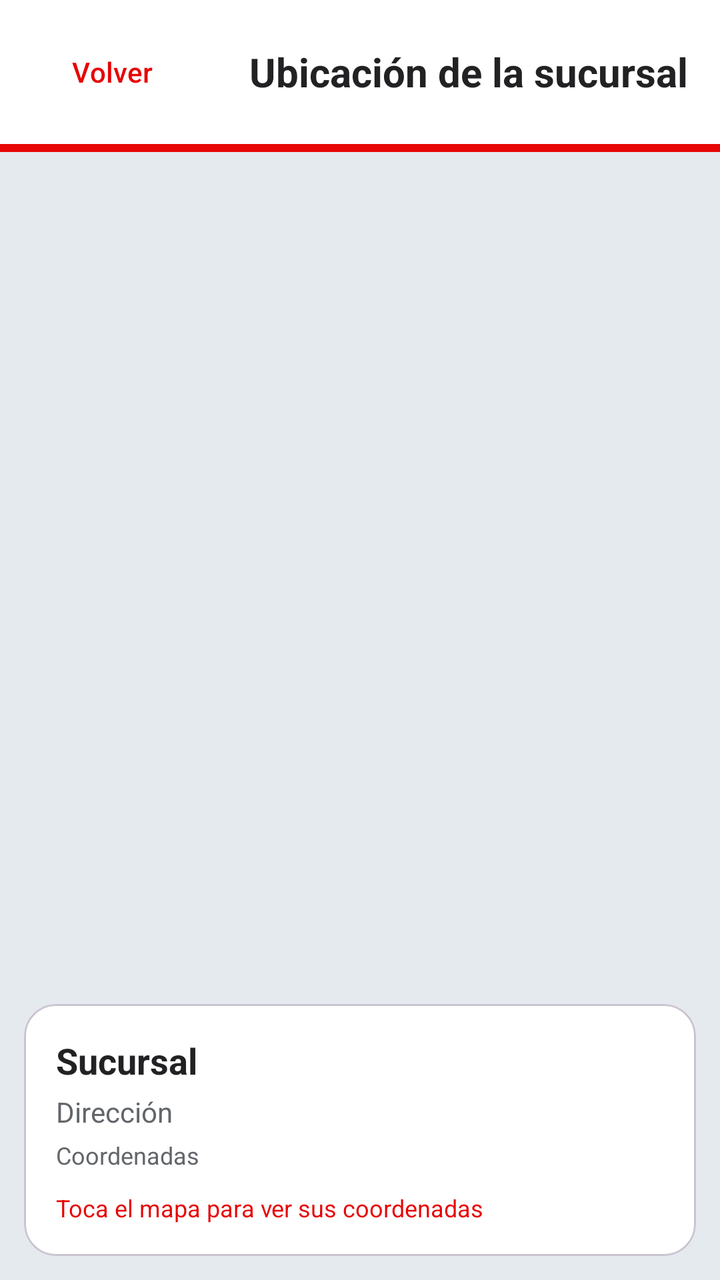
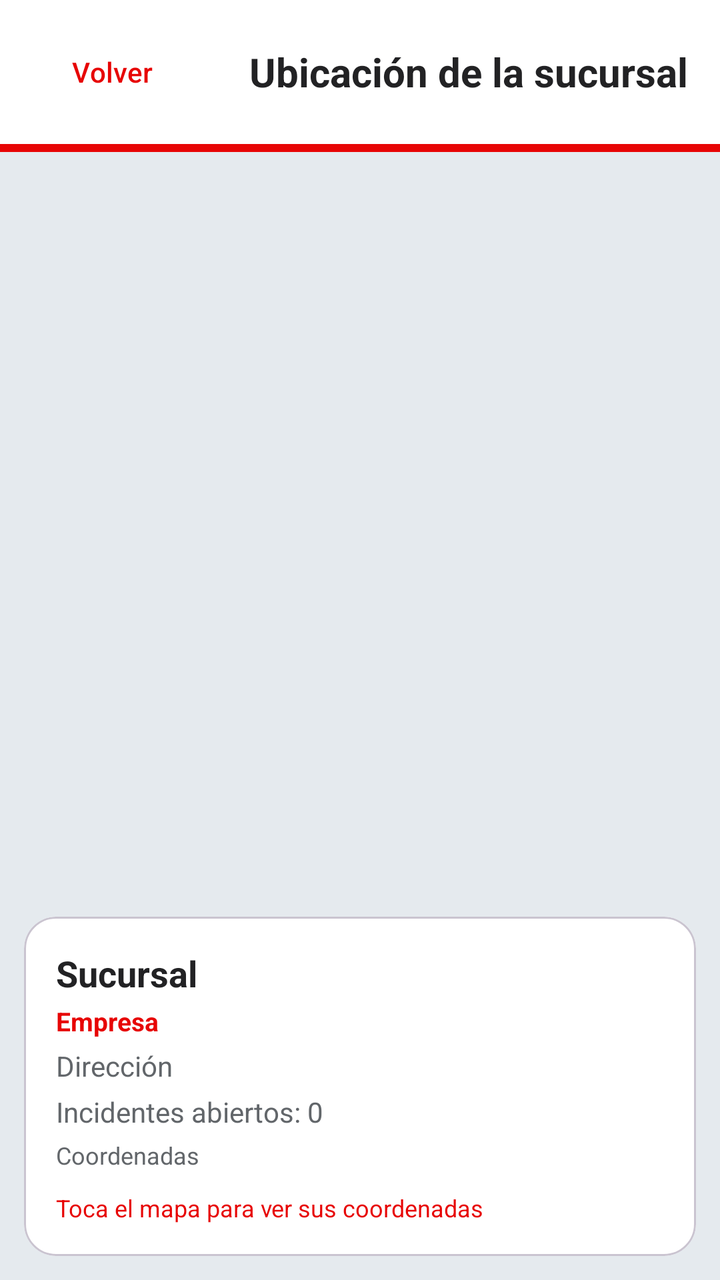

An Android layout rendered at two revisions. The XML below is the earlier revision; the diff shows what the commit changed to produce the second picture.
<!-- AndroidManifest.xml: application theme Theme.IncidentApp -->
<!-- res/layout/fragment_mapa.xml -->
<?xml version="1.0" encoding="utf-8"?>
<LinearLayout xmlns:android="http://schemas.android.com/apk/res/android"
    xmlns:app="http://schemas.android.com/apk/res-auto"
    xmlns:tools="http://schemas.android.com/tools"
    android:layout_width="match_parent"
    android:layout_height="match_parent"
    android:background="@color/incidentapp_light"
    android:orientation="vertical"
    tools:context=".ui.mapa.MapaFragment">

    <LinearLayout
        android:layout_width="match_parent"
        android:layout_height="72dp"
        android:background="@color/white"
        android:gravity="center_vertical"
        android:orientation="horizontal"
        android:paddingStart="12dp"
        android:paddingEnd="16dp">

        <com.google.android.material.button.MaterialButton
            android:id="@+id/btnVolver"
            style="@style/Widget.Material3.Button.TextButton"
            android:layout_width="wrap_content"
            android:layout_height="wrap_content"
            android:text="Volver"
            android:textAllCaps="false"
            android:textColor="@color/incidentapp_red" />

        <TextView
            android:layout_width="0dp"
            android:layout_height="wrap_content"
            android:layout_weight="1"
            android:gravity="end"
            android:text="Ubicación de la sucursal"
            android:textColor="@color/incidentapp_dark"
            android:textSize="20sp"
            android:textStyle="bold" />
    </LinearLayout>

    <View
        android:layout_width="match_parent"
        android:layout_height="4dp"
        android:background="@color/incidentapp_red" />

    <com.google.android.material.progressindicator.LinearProgressIndicator
        android:id="@+id/progressMapa"
        android:layout_width="match_parent"
        android:layout_height="wrap_content"
        android:visibility="gone"
        app:indicatorColor="@color/incidentapp_red"
        tools:visibility="visible" />

    <FrameLayout
        android:id="@+id/mapContainer"
        android:layout_width="match_parent"
        android:layout_height="0dp"
        android:layout_weight="1"
        android:layout_margin="12dp" />

    <com.google.android.material.card.MaterialCardView
        android:layout_width="match_parent"
        android:layout_height="wrap_content"
        android:layout_marginStart="12dp"
        android:layout_marginEnd="12dp"
        android:layout_marginBottom="12dp"
        app:cardBackgroundColor="@color/white"
        app:cardCornerRadius="16dp">

        <LinearLayout
            android:layout_width="match_parent"
            android:layout_height="wrap_content"
            android:orientation="vertical"
            android:padding="16dp">

            <TextView
                android:id="@+id/tvSucursalMapa"
                android:layout_width="match_parent"
                android:layout_height="wrap_content"
                android:text="Sucursal"
                android:textColor="@color/incidentapp_dark"
                android:textSize="18sp"
                android:textStyle="bold" />

            <TextView
                android:id="@+id/tvDireccionMapa"
                android:layout_width="match_parent"
                android:layout_height="wrap_content"
                android:layout_marginTop="4dp"
                android:text="Dirección"
                android:textColor="@color/text_secondary" />

            <TextView
                android:id="@+id/tvCoordenadasMapa"
                android:layout_width="match_parent"
                android:layout_height="wrap_content"
                android:layout_marginTop="4dp"
                android:text="Coordenadas"
                android:textColor="@color/text_secondary"
                android:textSize="12sp" />

            <TextView
                android:id="@+id/tvPuntoMapa"
                android:layout_width="match_parent"
                android:layout_height="wrap_content"
                android:layout_marginTop="10dp"
                android:text="Toca el mapa para ver sus coordenadas"
                android:textColor="@color/incidentapp_red"
                android:textSize="12sp" />
        </LinearLayout>
    </com.google.android.material.card.MaterialCardView>
</LinearLayout>
<!-- resources referenced by this layout -->
<resources>
  <color name="incidentapp_dark">#222224</color>
  <color name="incidentapp_light">#E5EAEE</color>
  <color name="incidentapp_red">#E70505</color>
  <color name="text_secondary">#62666A</color>
  <color name="white">#FFFFFF</color>
  <style name="Theme.IncidentApp" parent="Base.Theme.IncidentApp" />
  <style name="Base.Theme.IncidentApp" parent="Theme.Material3.Light.NoActionBar">
          <item name="colorPrimary">@color/incidentapp_red</item>
          <item name="colorOnPrimary">@color/white</item>
          <item name="colorSecondary">@color/incidentapp_dark</item>
          <item name="colorSurface">@color/white</item>
          <item name="colorOnSurface">@color/incidentapp_dark</item>
          <item name="android:windowLightStatusBar">true</item>
          <item name="android:statusBarColor">@color/incidentapp_light</item>
          <item name="android:navigationBarColor">@color/incidentapp_light</item>
      </style>
</resources>

<!-- the commit's change to res/layout/fragment_mapa.xml (unified diff, before → after) -->
@@ -27,6 +27,7 @@
             android:textColor="@color/incidentapp_red" />
 
         <TextView
+            android:id="@+id/tvTituloMapa"
             android:layout_width="0dp"
             android:layout_height="wrap_content"
             android:layout_weight="1"
@@ -51,11 +52,32 @@
         tools:visibility="visible" />
 
     <FrameLayout
-        android:id="@+id/mapContainer"
+        android:id="@+id/mapArea"
         android:layout_width="match_parent"
         android:layout_height="0dp"
-        android:layout_weight="1"
-        android:layout_margin="12dp" />
+        android:layout_margin="12dp"
+        android:layout_weight="1">
+
+        <FrameLayout
+            android:id="@+id/mapContainer"
+            android:layout_width="match_parent"
+            android:layout_height="match_parent" />
+
+        <com.google.android.material.checkbox.MaterialCheckBox
+            android:id="@+id/checkMostrarTodas"
+            android:layout_width="wrap_content"
+            android:layout_height="wrap_content"
+            android:layout_gravity="top|end"
+            android:layout_margin="10dp"
+            android:background="@color/white"
+            android:paddingStart="10dp"
+            android:paddingEnd="10dp"
+            android:text="Mostrar todas las sucursales"
+            android:textColor="@color/incidentapp_dark"
+            android:visibility="gone"
+            app:buttonTint="@color/incidentapp_red"
+            tools:visibility="visible" />
+    </FrameLayout>
 
     <com.google.android.material.card.MaterialCardView
         android:layout_width="match_parent"
@@ -82,11 +104,29 @@
                 android:textStyle="bold" />
 
             <TextView
+                android:id="@+id/tvEmpresaMapa"
+                android:layout_width="match_parent"
+                android:layout_height="wrap_content"
+                android:layout_marginTop="3dp"
+                android:text="Empresa"
+                android:textColor="@color/incidentapp_red"
+                android:textSize="13sp"
+                android:textStyle="bold" />
+
+            <TextView
                 android:id="@+id/tvDireccionMapa"
                 android:layout_width="match_parent"
                 android:layout_height="wrap_content"
                 android:layout_marginTop="4dp"
                 android:text="Dirección"
+                android:textColor="@color/text_secondary" />
+
+            <TextView
+                android:id="@+id/tvIncidentesMapa"
+                android:layout_width="match_parent"
+                android:layout_height="wrap_content"
+                android:layout_marginTop="4dp"
+                android:text="Incidentes abiertos: 0"
                 android:textColor="@color/text_secondary" />
 
             <TextView
